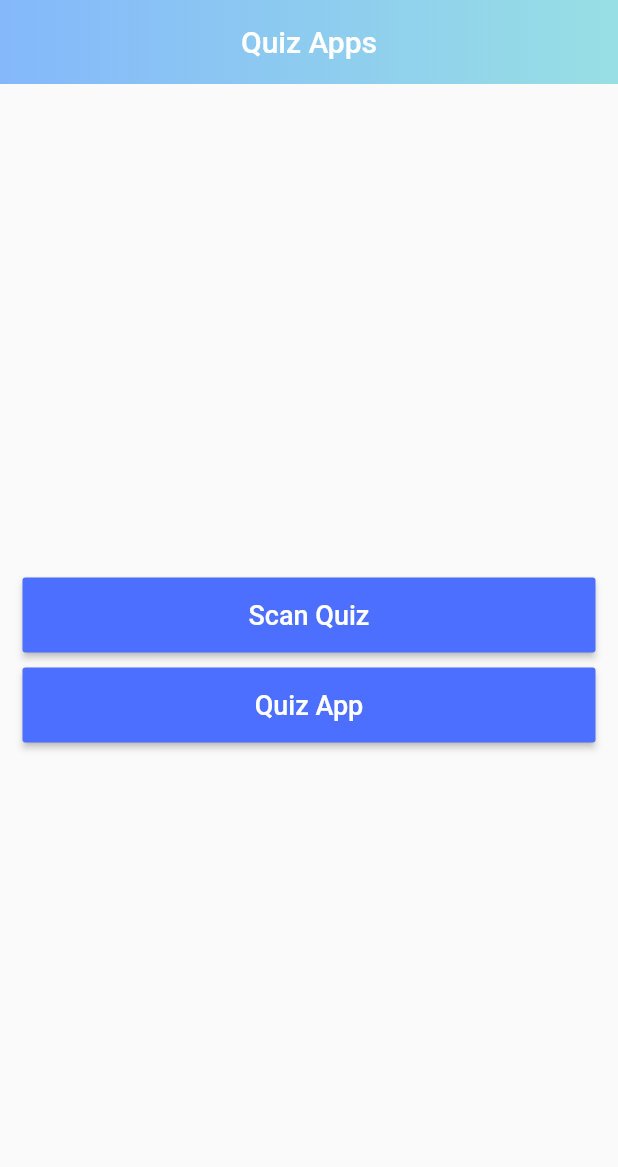
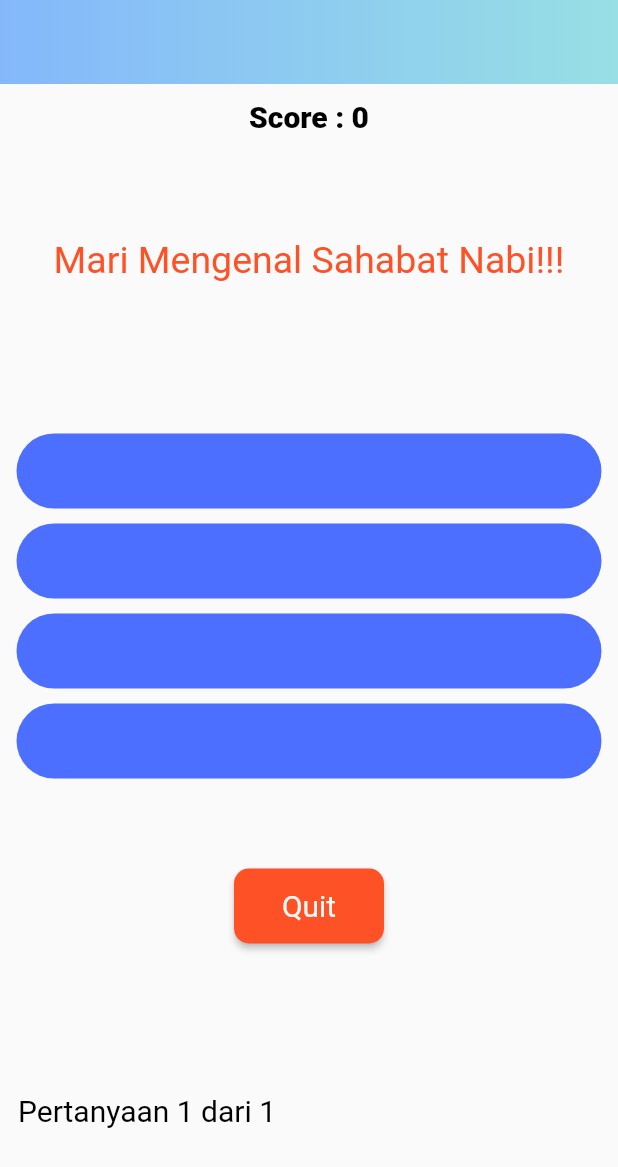
Before and after one commit to mjterrs20/QuizApps, a Flutter app: the screen it shows after launch, after a tap on "Scan Quiz", on a phone screen of 412 x 824 dp. Shown: the top 1167 px of the screen. Run offline on Flutter 3.47's test engine with Material 2 defaults, Android fonts, the phone set to English and light mode, and no system bars; our stand-ins replace cloud_firestore, gradient_app_bar; missing offline and left inert: qrscan; accounts and stored records are empty.

Commit message:
dah beres persentasinya

```diff
--- a/lib/main.dart
+++ b/lib/main.dart
@@ -1,6 +1,7 @@
 import 'package:flutter/material.dart';
 import 'package:sismul/pages/home.dart';
 import 'package:sismul/pages/quiz.dart';
+// import 'package:sismul/pages/qr.dart';
 
 
 void main() => runApp(MyApp());
@@ -16,6 +17,7 @@ class MyApp extends StatelessWidget {
       routes: <String, WidgetBuilder>{
         '/homepage': (BuildContext context) => HomePage(),
         '/quizpage': (BuildContext context) => QuizPage(),
+        // '/qrpage': (BuildContext context) => QrPage(),
       },
       theme: ThemeData(
         primaryColor: Colors.green[600],
--- a/lib/pages/home.dart
+++ b/lib/pages/home.dart
@@ -2,6 +2,8 @@ import 'package:flutter/material.dart';
 import 'package:sismul/pages/quiz.dart';
 import 'package:sismul/utils/colors.dart';
 import 'package:gradient_app_bar/gradient_app_bar.dart';
+import 'package:qrscan/qrscan.dart';
+import 'package:sismul/pages/qr_quiz.dart';
 
 class HomePage extends StatefulWidget {
   @override
@@ -9,6 +11,11 @@ class HomePage extends StatefulWidget {
 }
 
 class _HomePageState extends State<HomePage> {
+  String data = '';
+  void initState() {
+    super.initState();
+  }
+
   @override
   Widget build(BuildContext context) {
     return Scaffold(
@@ -40,7 +47,9 @@ class _HomePageState extends State<HomePage> {
             MaterialButton(
                 height: 50.0,
                 color: TemaApp.blueDarkColor,
-                onPressed: () {},
+                onPressed: () {
+                  scanQR();
+                },
                 child: Text(
                   "Scan Quiz",
                   style: TextStyle(fontSize: 18.0, color: Colors.white),
@@ -68,4 +77,19 @@ class _HomePageState extends State<HomePage> {
           context, MaterialPageRoute(builder: (context) => QuizPage()));
     });
   }
+
+  void scanQR() async {
+    // masih belum bisa check permissions
+
+    // bool isShown = await PermissionHandler().shouldShowRequestPermissionRationale(PermissionGroup.camera);
+    // PermissionStatus status = PermissionStatus.unknown;
+    String scanResult = await scan();
+    setState(() {
+      data = scanResult;
+      Navigator.push(
+          context,
+          MaterialPageRoute(
+              builder: (BuildContext context) => QrQuizPage(data)));
+    });
+  }
 }
--- a/lib/pages/home_quiz.dart
+++ /dev/null
@@ -1,15 +0,0 @@
-import 'package:flutter/material.dart';
-
-class HomeQuizPage extends StatefulWidget {
-  @override
-  _HomeQuizPageState createState() => _HomeQuizPageState();
-}
-
-class _HomeQuizPageState extends State<HomeQuizPage> {
-  @override
-  Widget build(BuildContext context) {
-    return Scaffold(
-
-    );
-  }
-}
--- /dev/null
+++ b/lib/pages/qr.dart
@@ -0,0 +1,57 @@
+
+// masih tahap pengembangan, jadi harus dibenarkan terutama tentang permissions
+
+/*
+import 'package:flutter/material.dart';
+// import 'package:permission_handler/permission_handler.dart';
+import 'package:qrscan/qrscan.dart';
+import 'package:sismul/pages/qr_quiz.dart';
+
+class QrPage extends StatefulWidget {
+  @override
+  _QrPageState createState() => _QrPageState();
+}
+
+class _QrPageState extends State<QrPage> {
+  String data = "QR Code Soal";
+  @override
+  Widget build(BuildContext context) {
+    return Scaffold(
+      body: Center(
+        child: Column(
+          mainAxisAlignment: MainAxisAlignment.spaceEvenly,
+          children: <Widget>[
+            Text(data,style: TextStyle(
+                fontFamily: 'Roboto',
+                fontSize: 30.0,
+                fontWeight: FontWeight.bold,
+              ),),
+            RaisedButton(
+              child: Text("Scan QR"),
+              onPressed: () {
+                scanQR();
+              },
+            ),
+          ],
+        ),
+      ),
+    );
+  }
+
+  void scanQR() async {
+    // masih belum bisa check permissions
+
+    // bool isShown = await PermissionHandler().shouldShowRequestPermissionRationale(PermissionGroup.camera);
+    // PermissionStatus status = PermissionStatus.unknown;
+    String scanResult  = await scan();
+    setState(() {
+      data = scanResult;
+      Navigator.push(
+        context,
+        MaterialPageRoute(builder:(BuildContext context) =>
+        QrQuizPage(data)));
+    });
+  }
+}
+
+*/
--- /dev/null
+++ b/lib/pages/qr_quiz.dart
@@ -0,0 +1,252 @@
+import 'package:flutter/material.dart';
+import 'package:sismul/utils/colors.dart';
+import 'package:gradient_app_bar/gradient_app_bar.dart';
+import 'package:cloud_firestore/cloud_firestore.dart';
+
+class QrQuizPage extends StatefulWidget {
+  QrQuizPage(this.docId);
+  final docId;
+  @override
+  _QrQuizPageState createState() => _QrQuizPageState();
+}
+
+class _QrQuizPageState extends State<QrQuizPage> {
+  String docId = '';
+  var finalScore = 0;
+  var questionNumber = 0;
+  void initState() {
+    super.initState();
+    docId = widget.docId.toString() + '12';
+    print(docId);
+  }
+
+  @override
+  Widget build(BuildContext context) {
+    return Scaffold(
+      appBar: GradientAppBar(
+        automaticallyImplyLeading: false,
+        gradient: LinearGradient(
+          colors: [
+            TemaApp.blueNavyColor,
+            TemaApp.blueSeeColor,
+          ],
+          tileMode: TileMode.clamp,
+        ),
+        centerTitle: true,
+        elevation: 0.0,
+      ),
+      body: StreamBuilder(
+          stream: Firestore.instance
+              .collection('soals')
+              .document(widget.docId.toString())
+              .snapshots(),
+          builder: (context, snapshot) {
+            if (!snapshot.hasData) {
+              return Center(
+                  child: CircularProgressIndicator(
+                      valueColor:
+                          AlwaysStoppedAnimation<Color>(Color(0xFFB60000))));
+            }
+            var contentDocument = snapshot.data;
+            return Stack(
+              overflow: Overflow.visible,
+              children: <Widget>[
+                Column(
+                  mainAxisAlignment: MainAxisAlignment.start,
+                  // crossAxisAlignment: CrossAxisAlignment.center,
+                  children: <Widget>[
+                    Center(
+                        child: Column(
+                      children: <Widget>[
+                        Container(
+                          margin: EdgeInsets.only(top: 10.0),
+                          child: Text("Score : 0",
+                              style: TextStyle(
+                                fontSize: 20.0,
+                                color: Colors.black,
+                                fontFamily: 'Roboto',
+                                fontWeight: FontWeight.w800,
+                              )),
+                        ),
+                        Container(
+                          margin: EdgeInsets.only(top: 70.0),
+                          child: Text("Mari Mengenal Sahabat Nabi!!!",
+                              style: TextStyle(
+                                fontSize: 25.0,
+                                color: TemaApp.orangeColor,
+                                fontFamily: 'Roboto',
+                                fontWeight: FontWeight.normal,
+                              )),
+                        ),
+                        Container(
+                          margin: EdgeInsets.fromLTRB(11.0, 40.0, 11.0, 10.0),
+                          child: Text(
+                              contentDocument['soal'] != null
+                                  ? contentDocument['soal']
+                                  : '',
+                              textAlign: TextAlign.center,
+                              style: TextStyle(
+                                fontSize: 18.0,
+                                color: Colors.black,
+                                fontFamily: 'Roboto',
+                                fontWeight: FontWeight.normal,
+                              )),
+                        ),
+                        InkWell(
+                          onTap: () {
+
+                          },
+                          child: Container(
+                            height: 50.0,
+                            margin: const EdgeInsets.fromLTRB(
+                                11.0, 30.0, 11.0, 10.0),
+                            width: MediaQuery.of(context).size.width,
+                            child: Center(
+                              child: Text(
+                                 contentDocument['pertanyaan1'] != null
+                                  ? contentDocument['pertanyaan1']
+                                  : '',
+                                  textAlign: TextAlign.center,
+                                  style: TextStyle(
+                                    fontSize: 20.0,
+                                    color: Colors.white,
+                                    fontFamily: 'Roboto',
+                                    fontWeight: FontWeight.normal,
+                                  )),
+                            ),
+                            decoration: BoxDecoration(
+                                color: TemaApp.blueDarkColor,
+                                borderRadius: BorderRadius.all(
+                                  Radius.circular(40.0),
+                                )),
+                          ),
+                        ),
+                        InkWell(
+                          onTap: () {
+
+                          },
+                          child: Container(
+                            height: 50.0,
+                            margin: const EdgeInsets.fromLTRB(
+                                11.0, 0.0, 11.0, 10.0),
+                            width: MediaQuery.of(context).size.width,
+                            child: Center(
+                              child: Text(
+                                  contentDocument['pertanyaan2'] != null
+                                  ? contentDocument['pertanyaan2']
+                                  : '',
+                                  textAlign: TextAlign.center,
+                                  style: TextStyle(
+                                    fontSize: 20.0,
+                                    color: Colors.white,
+                                    fontFamily: 'Roboto',
+                                    fontWeight: FontWeight.normal,
+                                  )),
+                            ),
+                            decoration: BoxDecoration(
+                                color: TemaApp.blueDarkColor,
+                                borderRadius: BorderRadius.all(
+                                  Radius.circular(40.0),
+                                )),
+                          ),
+                        ),
+                        InkWell(
+                          onTap: () {
+
+                          },
+                          child: Container(
+                            height: 50.0,
+                            margin: const EdgeInsets.fromLTRB(
+                                11.0, 0.0, 11.0, 10.0),
+                            width: MediaQuery.of(context).size.width,
+                            child: Center(
+                              child: Text(
+                                 contentDocument['pertanyaan3'] != null
+                                  ? contentDocument['pertanyaan3']
+                                  : '',
+                                  textAlign: TextAlign.center,
+                                  style: TextStyle(
+                                    fontSize: 20.0,
+                                    color: Colors.white,
+                                    fontFamily: 'Roboto',
+                                    fontWeight: FontWeight.normal,
+                                  )),
+                            ),
+                            decoration: BoxDecoration(
+                                color: TemaApp.blueDarkColor,
+                                borderRadius: BorderRadius.all(
+                                  Radius.circular(40.0),
+                                )),
+                          ),
+                        ),
+                        InkWell(
+                          onTap: () {
+                          },
+                          child: Container(
+                            height: 50.0,
+                            margin: const EdgeInsets.fromLTRB(
+                                11.0, 0.0, 11.0, 10.0),
+                            width: MediaQuery.of(context).size.width,
+                            child: Center(
+                              child: Text(
+                                  contentDocument['pertanyaan4'] != null
+                                  ? contentDocument['pertanyaan4']
+                                  : '',
+                                  textAlign: TextAlign.center,
+                                  style: TextStyle(
+                                    fontSize: 20.0,
+                                    color: Colors.white,
+                                    fontFamily: 'Roboto',
+                                    fontWeight: FontWeight.normal,
+                                  )),
+                            ),
+                            decoration: BoxDecoration(
+                                color: TemaApp.blueDarkColor,
+                                borderRadius: BorderRadius.all(
+                                  Radius.circular(40.0),
+                                )),
+                          ),
+                        ),
+                        Container(
+                          alignment: Alignment.bottomCenter,
+                          margin: const EdgeInsets.only(top: 50.0),
+                          child: MaterialButton(
+                            minWidth: 100.0,
+                            height: 50.0,
+                            shape: RoundedRectangleBorder(
+                              borderRadius: BorderRadius.circular(10),
+                            ),
+                            color: TemaApp.orangeColor,
+                            onPressed: (){},
+                            child: Text("Quit",
+                                textAlign: TextAlign.center,
+                                style: TextStyle(
+                                  fontSize: 20.0,
+                                  color: TemaApp.whiteColor,
+                                  fontFamily: 'Roboto',
+                                  fontWeight: FontWeight.normal,
+                                )),
+                          ),
+                        ),
+                        Container(
+                          margin: const EdgeInsets.only(left: 12.0, top: 100.0),
+                          width: MediaQuery.of(context).size.width,
+                          child: Text(
+                              "Pertanyaan 1 dari 1",
+                              style: TextStyle(
+                                fontSize: 20.0,
+                                color: Colors.black,
+                                fontFamily: 'Roboto',
+                                fontWeight: FontWeight.normal,
+                              )),
+                        ),
+                      ],
+                    )),
+                  ],
+                ),
+              ],
+            );
+          }),
+    );
+  }
+}
```
Also changed, not shown: pubspec.yaml (+7 -31 lines), pubspec.lock, 6 other files.
